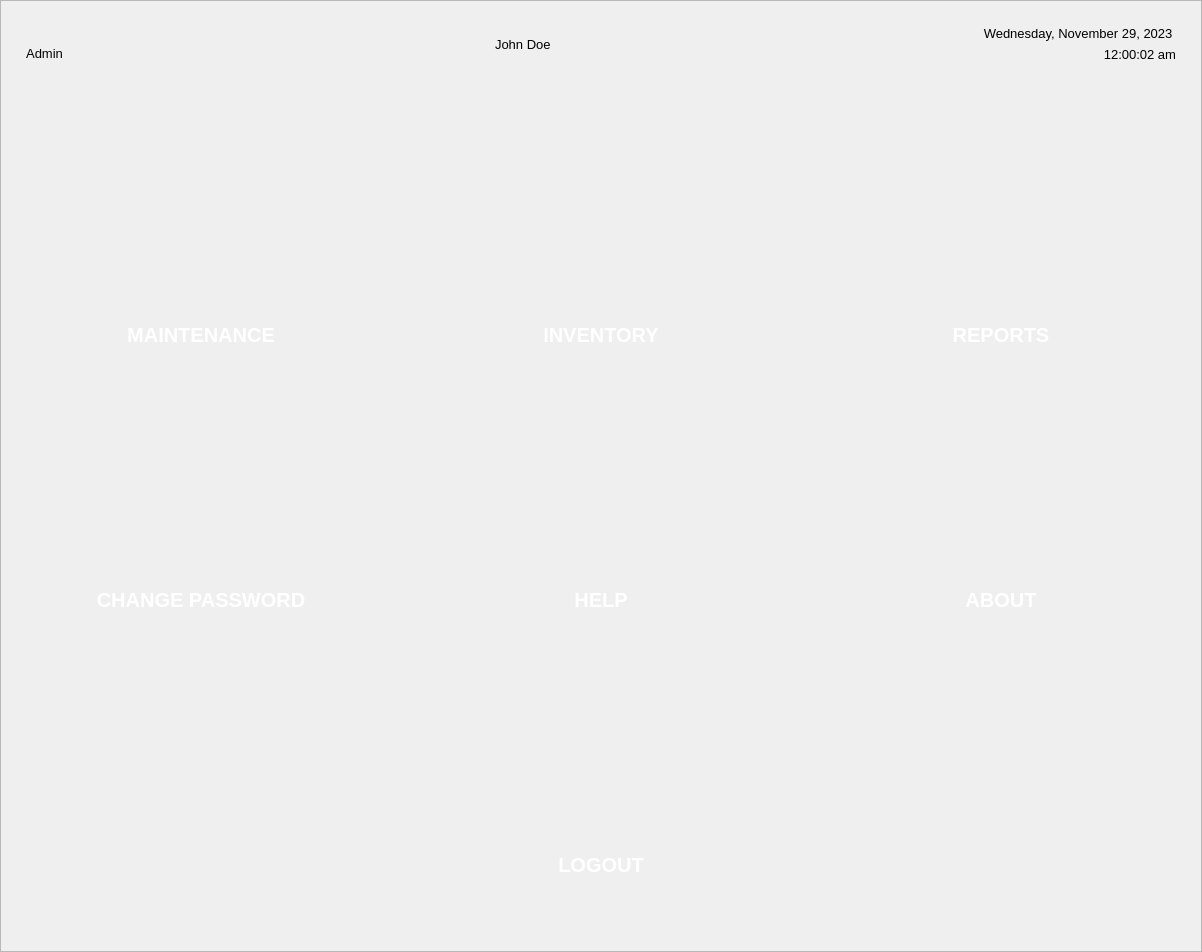
Qt form screens/ui/admin_ui/adminDashboard.ui (sehae/POS-with-Inventory-System) before a commit.
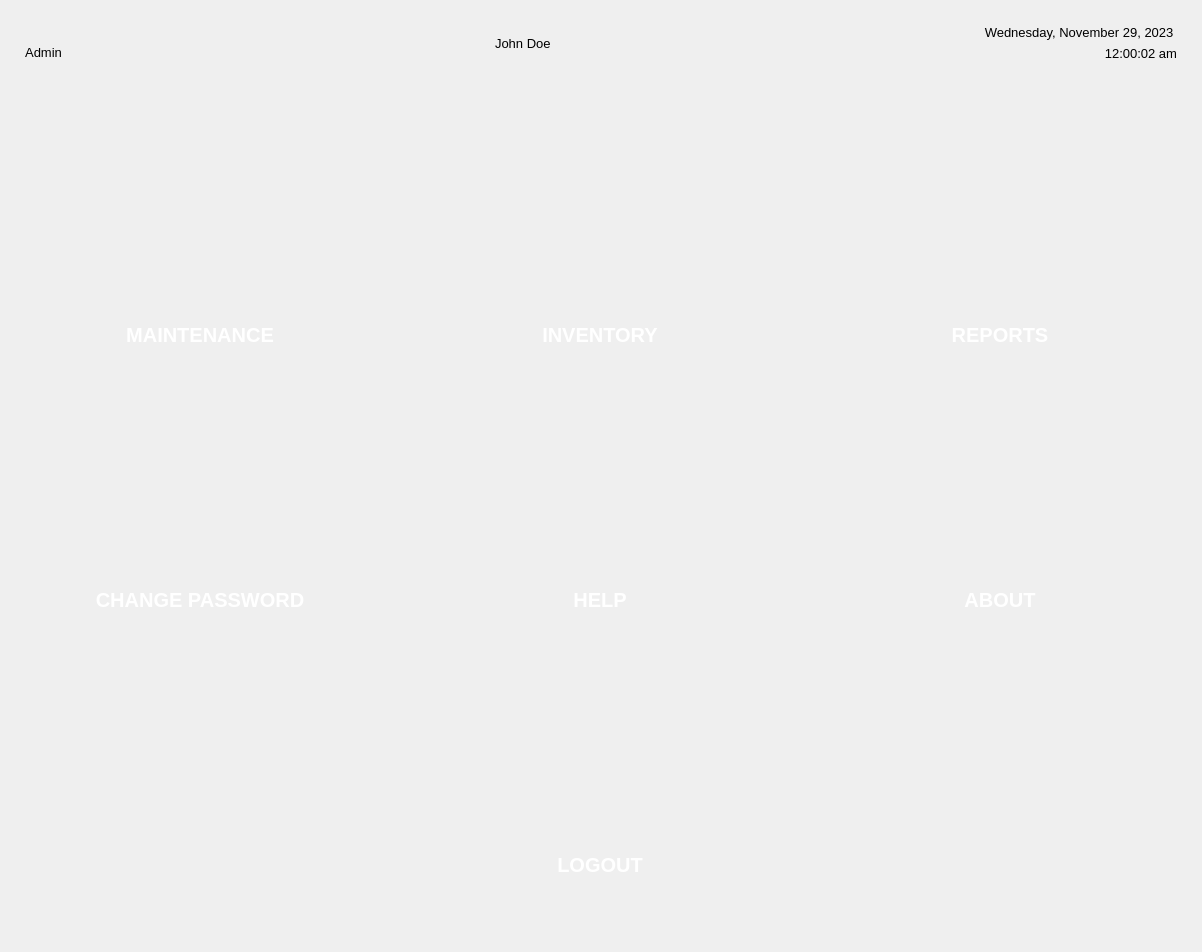
The same form after that commit. Icons and pictures are not drawn.

```diff
--- a/screens/ui/admin_ui/adminDashboard.ui
+++ b/screens/ui/admin_ui/adminDashboard.ui
@@ -28,19 +28,14 @@
      <number>0</number>
     </property>
     <item>
-     <widget class="QFrame" name="frame">
+     <widget class="QStackedWidget" name="stackedWidget">
       <property name="sizePolicy">
        <sizepolicy hsizetype="Preferred" vsizetype="Preferred">
         <horstretch>0</horstretch>
         <verstretch>0</verstretch>
        </sizepolicy>
       </property>
-      <property name="frameShape">
-       <enum>QFrame::StyledPanel</enum>
-      </property>
-      <property name="frameShadow">
-       <enum>QFrame::Raised</enum>
-      </property>
+      <widget class="QWidget" name="stackedWidgetPage1" native="true">
       <layout class="QVBoxLayout" name="verticalLayout">
        <property name="leftMargin">
         <number>0</number>
@@ -609,6 +604,7 @@
        </item>
       </layout>
      </widget>
+     </widget>
     </item>
    </layout>
   </widget>
```
Left out of the diff: 4 changed lines with no effect on the pictures. Lines whose indentation alone changed are shown as unchanged.
